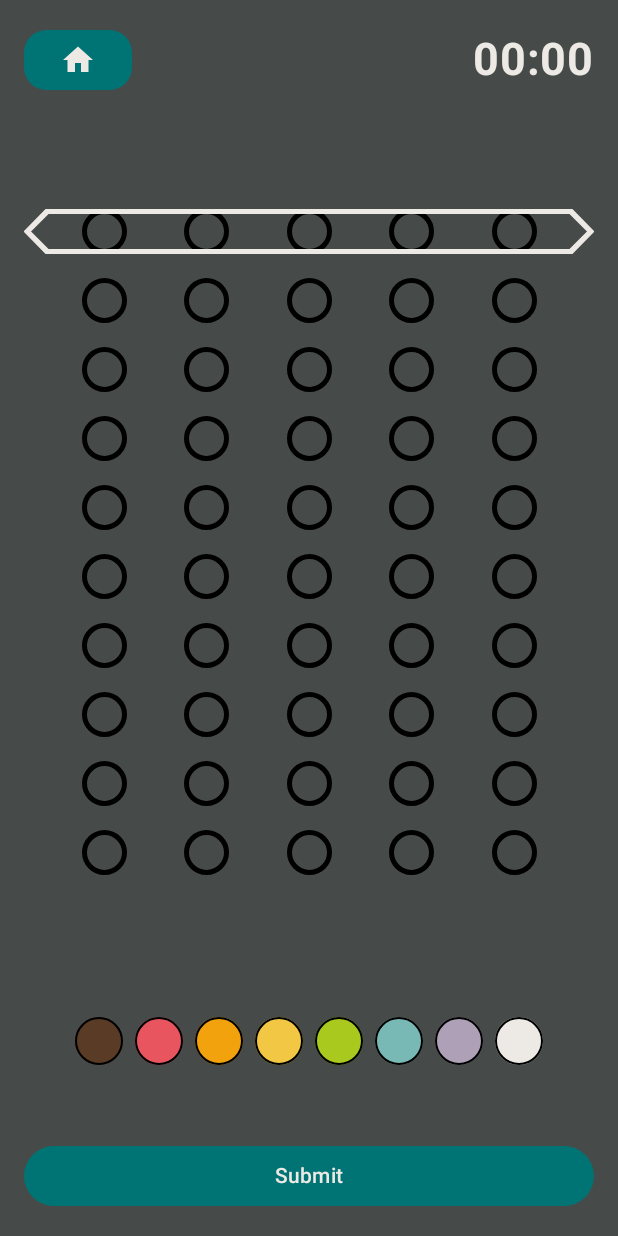
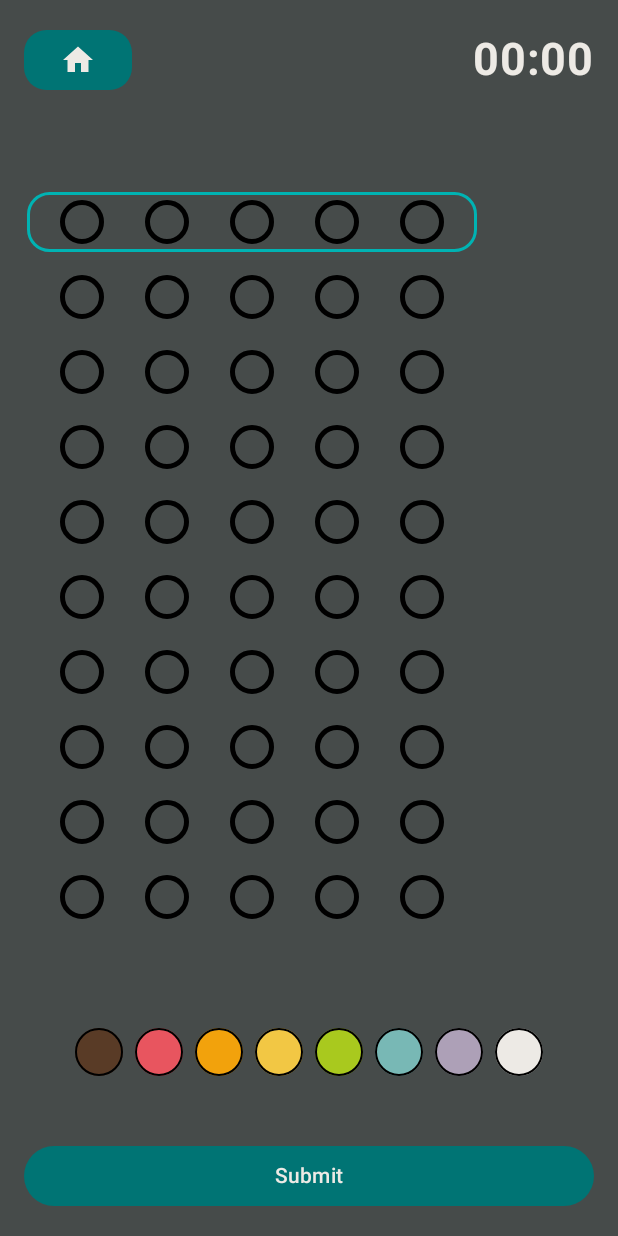
Before and after one commit to tpf66/MasterMind, an Android app built with Jetpack Compose: the GameView screen opened through its navigation route, on a phone screen of 412 x 824 dp. Run offline under Robolectric (Android 15) with nearby library versions, the phone set to English and light mode, and no system bars; our stand-ins replace Room's generated code.

```diff
--- a/app/src/main/java/com/simoni/name/mastermind/MainActivity.kt
+++ b/app/src/main/java/com/simoni/name/mastermind/MainActivity.kt
@@ -37,7 +37,7 @@ class MainActivity : ComponentActivity() {
                 val db =  DBMastermind.getInstance(context)
                 val repository = Repository(db.daoGameHistory())
                 val instantGame by remember { mutableStateOf(InstantGame(repository)) }
-                val vm = MyViewModel(instantGame, repository)
+                val vm by remember { mutableStateOf(MyViewModel(instantGame, repository)) }
                 val navController = rememberNavController()
 
                 val game = Game(
--- a/app/src/main/java/com/simoni/name/mastermind/screen/GameView.kt
+++ b/app/src/main/java/com/simoni/name/mastermind/screen/GameView.kt
@@ -1,6 +1,5 @@
 package com.simoni.name.mastermind.screen
 
-import android.annotation.SuppressLint
 import android.content.res.Configuration
 import androidx.compose.foundation.BorderStroke
 import androidx.compose.foundation.background
@@ -13,7 +12,6 @@ import androidx.compose.foundation.layout.Row
 import androidx.compose.foundation.layout.Spacer
 import androidx.compose.foundation.layout.fillMaxSize
 import androidx.compose.foundation.layout.fillMaxWidth
-import androidx.compose.foundation.layout.height
 import androidx.compose.foundation.layout.padding
 import androidx.compose.foundation.layout.size
 import androidx.compose.foundation.rememberScrollState
@@ -44,21 +42,17 @@ import com.simoni.name.mastermind.model.MyViewModel
 import com.simoni.name.mastermind.model.utils.Attempt
 import com.simoni.name.mastermind.ui.theme.*
 import androidx.compose.foundation.Canvas
-import androidx.compose.foundation.shape.CutCornerShape
+import androidx.compose.foundation.layout.fillMaxHeight
 import androidx.compose.material.icons.Icons
 import androidx.compose.material.icons.filled.Home
 import androidx.compose.material3.Icon
-import androidx.compose.runtime.LaunchedEffect
+import androidx.compose.ui.geometry.Offset
+import androidx.compose.ui.graphics.drawscope.translate
 import androidx.compose.ui.text.font.FontWeight
 import androidx.compose.ui.unit.sp
-import com.simoni.name.mastermind.model.utils.GameState
-import kotlinx.coroutines.CoroutineScope
-import kotlinx.coroutines.Dispatchers
-import kotlinx.coroutines.launch
 import java.text.SimpleDateFormat
 import java.util.Calendar
 import java.util.Locale
-import kotlin.math.absoluteValue
 
 
 @Composable
@@ -80,7 +74,8 @@ fun GameView(vm: MyViewModel, navController: NavHostController) {
                     horizontalArrangement = Arrangement.Start
                 ) {
                     Button(
-                        onClick = { navController.navigate("Home") },
+                        onClick = {
+                            navController.navigate("Home") },
                         colors = ButtonDefaults.buttonColors(Blue3),
                         shape = RoundedCornerShape(15.dp)
                     ) {
@@ -181,20 +176,25 @@ fun GameArea(
             .verticalScroll(rememberScrollState())
     ) {
         for (rowIndex in 0 until 10) {
-            val myModifier : Modifier = if (rowIndex == attempts.size) {
+            val myModifier: Modifier = if (rowIndex == attempts.size) {
                 Modifier
-                    .fillMaxWidth()
-                    .padding(bottom = 8.dp)
-                    .border(BorderStroke(3.dp, W), shape = CutCornerShape(15.dp))
-            }else {
+                    .fillMaxWidth(0.8f)
+                    .padding(2.dp)
+                    .border(BorderStroke(2.dp, Blue4), shape = RoundedCornerShape(15.dp))
+            } else
                 Modifier
-                    .fillMaxWidth()
-                    .padding(bottom = 8.dp)
-            }
+                    .fillMaxWidth(0.8f)
+                    .padding(2.dp)
 
             Row(
+                modifier = Modifier.fillMaxWidth(),
+                horizontalArrangement = Arrangement.SpaceBetween,
+                verticalAlignment = Alignment.CenterVertically
+            ) {
+                Row(
                     modifier = myModifier,
-                horizontalArrangement = Arrangement.SpaceEvenly
+                    horizontalArrangement = Arrangement.SpaceEvenly,
+                    verticalAlignment = Alignment.CenterVertically
                 ) {
                     if (rowIndex < attempts.size) {
                         for (i in 0 until 5) {
@@ -209,11 +209,87 @@ fun GameArea(
                     }
                 }
 
-            Spacer(modifier = Modifier.height(8.dp))
+
+                Row(
+                    modifier = Modifier.fillMaxWidth(0.5f),
+                    horizontalArrangement = Arrangement.SpaceEvenly,
+                    verticalAlignment = Alignment.CenterVertically
+                ) {
+                    if (rowIndex < attempts.size)
+                        FeedBack(
+                            attempts[rowIndex].rightNumRightPos,
+                            attempts[rowIndex].rightNumWrongPos
+                        )
+                    else
+                        FeedBack(0, 0)
+                }
+            }
         }
     }
 }
 
+@Composable
+fun FeedBack(nrr: Int, nrw: Int) {
+        Canvas(modifier = Modifier
+            .size(50.dp)
+        ) {
+            val radius = 5.dp.toPx()
+            val circle = mutableStateListOf<Color>(W,W,W,W,W)
+
+            for (i in 0 until nrr)
+                circle[i] = Blue5
+            for (i in nrr until nrr+nrw)
+                circle[i] = Blue3
+            for (i in nrr+nrw until 5)
+                circle[i] = Color.Transparent
+
+
+            translate(left = -30f, top = -15f) {
+                drawCircle(
+                    color = circle[0],
+                    radius = radius,
+                )
+            }
+            translate(left = 0f, top = -15f) {
+                drawCircle(
+                    color = circle[1],
+                    radius = radius,
+                )
+            }
+            translate(left = 30f, top = -15f) {
+                drawCircle(
+                    color = circle[2],
+                    radius = radius,
+                )
+            }
+            translate(left = -15f, top = 15f) {
+                drawCircle(
+                    color = circle[3],
+                    radius = radius
+                )
+            }
+            translate(left = 15f, top = 15f) {
+                drawCircle(
+                    color = circle[4],
+                    radius = radius
+                )
+            }
+        }
+
+}
+
+/*@Preview(showBackground = true)
+@Composable
+fun GreetingPreviewFeedback() {
+    MasterMindTheme {
+        Surface(
+            modifier = Modifier.fillMaxSize(),
+            color = Background
+        ) {
+            FeedBack(nrr = 1, nrw = 4)
+        }
+    }
+}*/
 
 @Composable
 fun EmptyCircle(
@@ -234,7 +310,8 @@ fun EmptyCircle(
 
     Canvas(
         modifier = Modifier
-            .size(30.dp)
+            .size(40.dp)
+            .padding(5.dp)
             .clickable { onClick() }
             .border(3.dp, Color.Black, shape = CircleShape)
     ) {
@@ -255,7 +332,7 @@ fun ColorSelection(
     Row(
         modifier = Modifier
             .fillMaxWidth()
-            .padding(bottom = 16.dp),
+            .padding(bottom = 15.dp),
         horizontalArrangement = Arrangement.Center
     ) {
         for (color in vm.instantGame.colorOptions) {
--- a/app/src/main/java/com/simoni/name/mastermind/screen/Home.kt
+++ b/app/src/main/java/com/simoni/name/mastermind/screen/Home.kt
@@ -11,6 +11,7 @@ import androidx.compose.foundation.layout.Column
 import androidx.compose.foundation.layout.Spacer
 import androidx.compose.foundation.layout.height
 import androidx.compose.foundation.layout.padding
+import androidx.compose.foundation.layout.size
 import androidx.compose.foundation.layout.width
 import androidx.compose.foundation.shape.RoundedCornerShape
 import androidx.compose.material3.Button
@@ -24,6 +25,7 @@ import androidx.compose.runtime.setValue
 import androidx.compose.ui.Alignment
 import androidx.compose.ui.Modifier
 import androidx.compose.ui.composed
+import androidx.compose.ui.graphics.Color
 import androidx.compose.ui.graphics.graphicsLayer
 import androidx.compose.ui.input.pointer.pointerInput
 import androidx.compose.ui.platform.LocalConfiguration
@@ -53,6 +55,7 @@ fun Home(vm: MyViewModel, navController: NavHostController) {
                 verticalArrangement = Arrangement.Center,
                 horizontalAlignment = Alignment.CenterHorizontally
             ) {
+                Spacer(modifier = Modifier.weight(0.5f))
                 Text(
                     text = "Mastermind",
                     modifier = Modifier.padding(bottom = 16.dp),
@@ -61,13 +64,17 @@ fun Home(vm: MyViewModel, navController: NavHostController) {
                     fontWeight = FontWeight.Bold
                 )
 
+                Spacer(modifier = Modifier.weight(0.5f))
+
                 HomeButton(text = if (vm.instantGame.status.value == GameState.Ongoing) "Continue" else "New Game") {
                     vm.newGame()
                     navController.navigate("GameView")
                 }
 
-                Spacer(modifier = Modifier.height(16.dp))
+                Spacer(modifier = Modifier.weight(0.1f))
+
                 HomeButton(text = "Game History", onClick = { navController.navigate("History") })
+                Spacer(modifier = Modifier.weight(0.7f))
             }
         }
 
```
Lines whose indentation alone changed are shown as unchanged.
